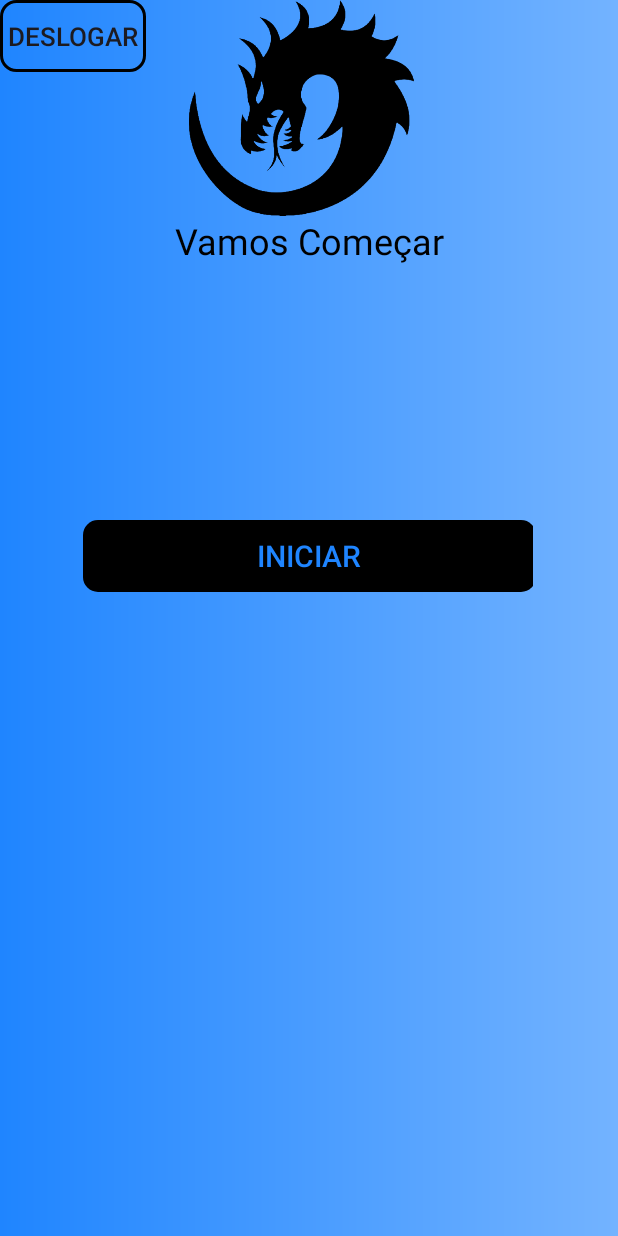
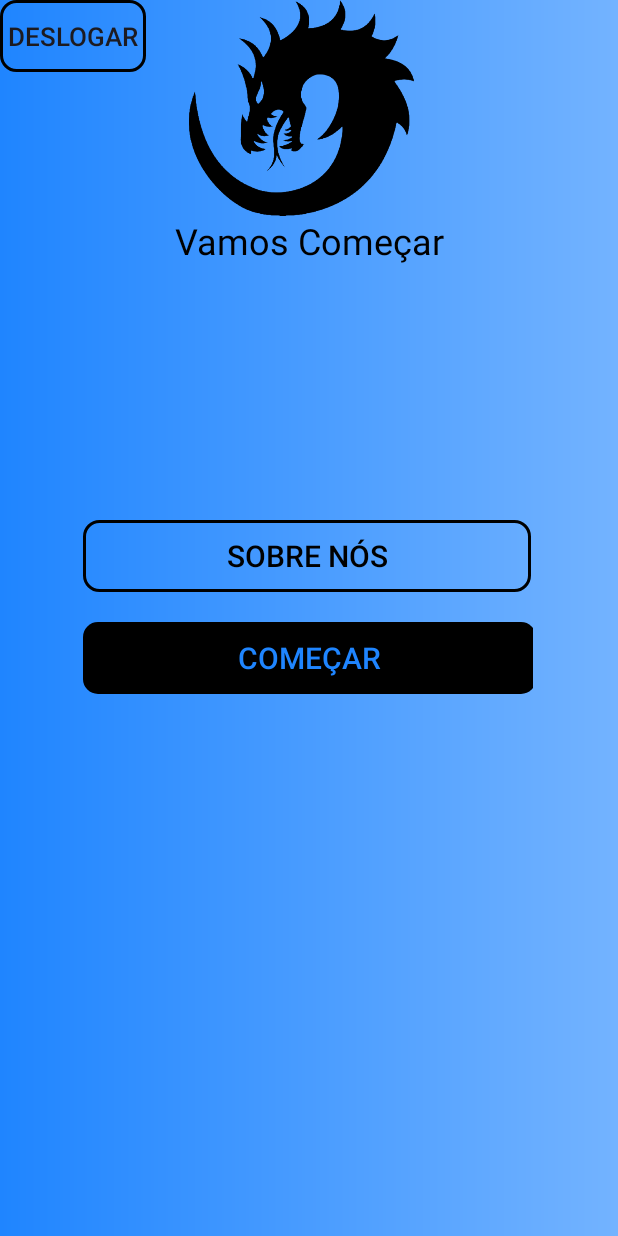
Before and after one commit to DhominySan/Dragg, an Android app: the screen it shows after launch once a user with an empty profile is signed in (HomeActivity), on a phone screen of 412 x 824 dp. Run offline under Robolectric (Android 15) with nearby library versions, the phone set to English and light mode, and no system bars; our stand-ins replace Firebase (no records; nobody signed in at launch, a user with empty details on screens opened directly).

Commit message:
Ajustando a biometria.

```diff
--- a/app/src/main/java/com/example/dragg/activity/HomeActivity.java
+++ b/app/src/main/java/com/example/dragg/activity/HomeActivity.java
@@ -1,19 +1,41 @@
 package com.example.dragg.activity;
 
+import androidx.annotation.NonNull;
 import androidx.appcompat.app.AppCompatActivity;
+import androidx.core.content.ContextCompat;
+import androidx.annotation.NonNull;
+import androidx.appcompat.app.AppCompatActivity;
+import androidx.biometric.BiometricPrompt;
+import androidx.core.content.ContextCompat;
+
+import android.content.Intent;
+import android.os.Bundle;
+import android.widget.Button;
+import android.widget.Toast;
+
+import java.util.concurrent.Executor;
+
 
 import android.content.Intent;
 import android.os.Bundle;
 import android.view.View;
 import android.widget.Toast;
 
+import com.example.dragg.MainActivity;
 import com.example.dragg.R;
 import com.example.dragg.Util.ConfiguracaoBd;
 import com.google.firebase.auth.FirebaseAuth;
 
+import java.util.concurrent.Executor;
+
+
 public class HomeActivity extends AppCompatActivity {
 
+
     private FirebaseAuth auth;
+    private Executor executor;
+    private BiometricPrompt biometricPrompt;
+    private BiometricPrompt.PromptInfo promptInfo;
 
     @Override
     protected void onCreate(Bundle savedInstanceState) {
@@ -21,10 +43,51 @@ public class HomeActivity extends AppCompatActivity {
         setContentView(R.layout.activity_home);
 
         auth = ConfiguracaoBd.Firebaseautenticacao();
+
+        executor = ContextCompat.getMainExecutor(this);
+
+        biometricPrompt = new BiometricPrompt(this, executor, new BiometricPrompt.AuthenticationCallback() {
+            @Override
+            public void onAuthenticationError(int errorCode, @NonNull CharSequence errString) {
+                super.onAuthenticationError(errorCode, errString);
+                Toast.makeText(HomeActivity.this, "Erro de autenticação: " + errString, Toast.LENGTH_SHORT).show();
+            }
+
+            @Override
+            public void onAuthenticationSucceeded(@NonNull BiometricPrompt.AuthenticationResult result) {
+                super.onAuthenticationSucceeded(result);
+                // Autenticação bem-sucedida, vá para a próxima atividade
+                Intent intent = new Intent(HomeActivity.this, MainActivity.class);
+                startActivity(intent);
+            }
+
+            @Override
+            public void onAuthenticationFailed() {
+                super.onAuthenticationFailed();
+                Toast.makeText(HomeActivity.this, "Falha na autenticação", Toast.LENGTH_SHORT).show();
+            }
+        });
+
+        promptInfo = new BiometricPrompt.PromptInfo.Builder()
+                .setTitle("Autenticação com Biometria")
+                .setSubtitle("Toque no sensor de biometria")
+                .setNegativeButtonText("Cancelar")
+                .build();
+
+        Button biometricButton = findViewById(R.id.biometricButton);
+        biometricButton.setOnClickListener(view -> {
+            biometricPrompt.authenticate(promptInfo);
+        });
+
     }
 
     public void comecaar(View v){
         Intent i = new Intent(this, SelecaoActivity.class);
+        startActivity(i);
+    }
+
+    public void testbaixar(View v){
+        Intent i = new Intent(this, MainActivity.class);
         startActivity(i);
     }
 
@@ -39,4 +102,5 @@ public class HomeActivity extends AppCompatActivity {
     }
 
 
+
 }
--- a/app/src/main/java/com/example/dragg/activity/SelecaoActivity.java
+++ b/app/src/main/java/com/example/dragg/activity/SelecaoActivity.java
@@ -1,4 +1,6 @@
 package com.example.dragg.activity;
+
+import static android.hardware.biometrics.BiometricManager.*;
 
 import androidx.appcompat.app.AppCompatActivity;
 import androidx.fragment.app.Fragment;
@@ -6,6 +8,7 @@ import androidx.fragment.app.FragmentManager;
 import androidx.fragment.app.FragmentTransaction;
 
 import android.annotation.SuppressLint;
+import android.hardware.biometrics.BiometricManager;
 import android.os.Bundle;
 
 import com.example.dragg.ImagensFragment;
--- a/app/src/main/res/layout/activity_home.xml
+++ b/app/src/main/res/layout/activity_home.xml
@@ -66,19 +66,34 @@
         <TableRow
             android:layout_width="match_parent"
             android:layout_height="match_parent" >
-
             <androidx.appcompat.widget.AppCompatButton
                 android:id="@+id/botaocomecarr"
                 android:layout_width="25dp"
                 android:layout_height="wrap_content"
                 android:layout_marginTop="170dp"
+                android:layout_marginRight="3dp"
+                android:background="@drawable/botaobackground"
+                android:onClick="comecaar"
+                android:text="Sobre Nós"
+                android:textColor="@color/black"
+                android:textSize="20sp"
+
+                tools:ignore="MissingConstraints" />
+        </TableRow>
+        <TableRow
+            android:layout_width="match_parent"
+            android:layout_height="match_parent" >
+
+            <androidx.appcompat.widget.AppCompatButton
+                android:layout_marginTop="20dp"
+                android:id="@+id/biometricButton"
+                android:layout_width="wrap_content"
+                android:layout_height="wrap_content"
                 android:background="@drawable/botaobackground2"
-                android:backgroundTint="#000000"
-                android:onClick="comecaar"
-                android:text="Iniciar"
+                android:onClick="testbaixar"
                 android:textColor="@color/fundo"
-                android:textSize="20sp"
-                tools:ignore="MissingConstraints" />
+                android:text="Começar"
+                android:textSize="20sp"/>
         </TableRow>
 
     </TableLayout>
```
Also changed, not shown: app/build.gradle.kts (+6 -1 lines), app/src/main/AndroidManifest.xml (+6 -1 lines), app/src/main/java/com/example/dragg/ImagensFragment.java (+11 -0 lines), app/src/main/java/com/example/dragg/MainActivity.java (added, +87 -0 lines), app/src/main/res/layout/activity_main.xml (added, +40 -0 lines), app/src/main/res/layout/fragment_imagens.xml (+43 -6 lines), build.gradle.kts (line endings or trailing spaces).
